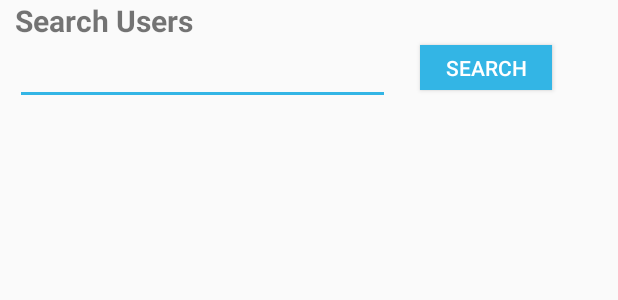
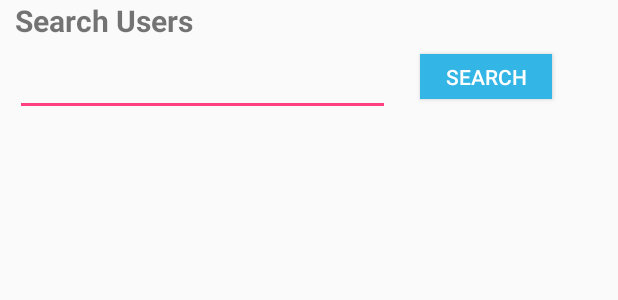
Before and after one commit to qingyiz1/COMP90018-Group-W01-09-2, an Android app: the layout searchview_layout.xml on its own in the app's theme, with its tools: preview values and no code run, on a phone screen of 412 x 824 dp. Shown: the top 300 px of the screen. Run offline under Robolectric (Android 15) with nearby library versions, the phone set to English and light mode, and no system bars.

Commit message:
updated
updated

```diff
--- a/app/src/main/res/layout/fragment_search.xml
+++ b/app/src/main/res/layout/fragment_search.xml
@@ -9,7 +9,7 @@
     <com.example.comp90018.Activity.Home.CommolySearchView
         android:id="@+id/csv_show"
         android:layout_width="match_parent"
-        android:layout_height="60dp"
+        android:layout_height="80dp"
         android:layout_margin="8dip">
     </com.example.comp90018.Activity.Home.CommolySearchView>
 
--- a/app/src/main/res/layout/searchview_layout.xml
+++ b/app/src/main/res/layout/searchview_layout.xml
@@ -1,10 +1,10 @@
 <?xml version="1.0" encoding="utf-8"?>
-<RelativeLayout xmlns:android="http://schemas.android.com/apk/res/android"
+<LinearLayout xmlns:android="http://schemas.android.com/apk/res/android"
     android:layout_width="match_parent"
     android:layout_height="match_parent"
     xmlns:tools="http://schemas.android.com/tools"
     android:orientation="vertical"
-    tools:context="com.example.comp90018.Activity.Home.CommolySearchView">
+    >
 
 
 
@@ -17,8 +17,13 @@
             android:textSize="20dp"
             android:textStyle="bold"
             android:layout_marginTop="0dp"/>
+        <!-- TODO: Update blank fragment layout -->
+        <LinearLayout
+            android:layout_width="match_parent"
+            android:layout_height="60dp"
+            android:orientation="horizontal">
 
-        <!-- TODO: Update blank fragment layout -->
+
 
         <EditText
             android:layout_width="250dp"
@@ -28,7 +33,7 @@
             android:layout_alignParentLeft="true"
             android:layout_alignParentStart="true"
             android:layout_marginLeft="10dp"
-            android:layout_marginTop="30dp"
+            android:layout_marginTop="10dp"
             />
 
         <Button
@@ -43,5 +48,5 @@
             android:layout_toRightOf="@+id/editText"
             android:layout_toEndOf="@+id/editText"
             android:layout_marginLeft="20dp"/>
-
-</RelativeLayout>
+        </LinearLayout>
+</LinearLayout>
```
Also changed, not shown: app/src/main/java/com/example/comp90018/Activity/Home/CommolySearchView.java (+24 -30 lines).
